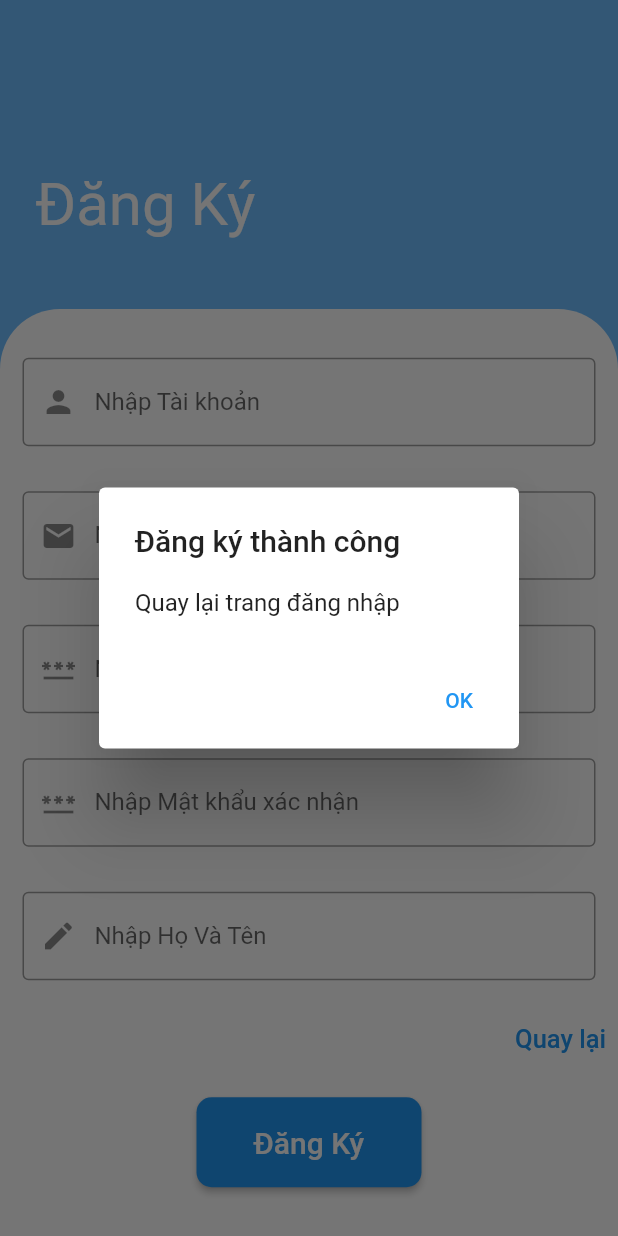
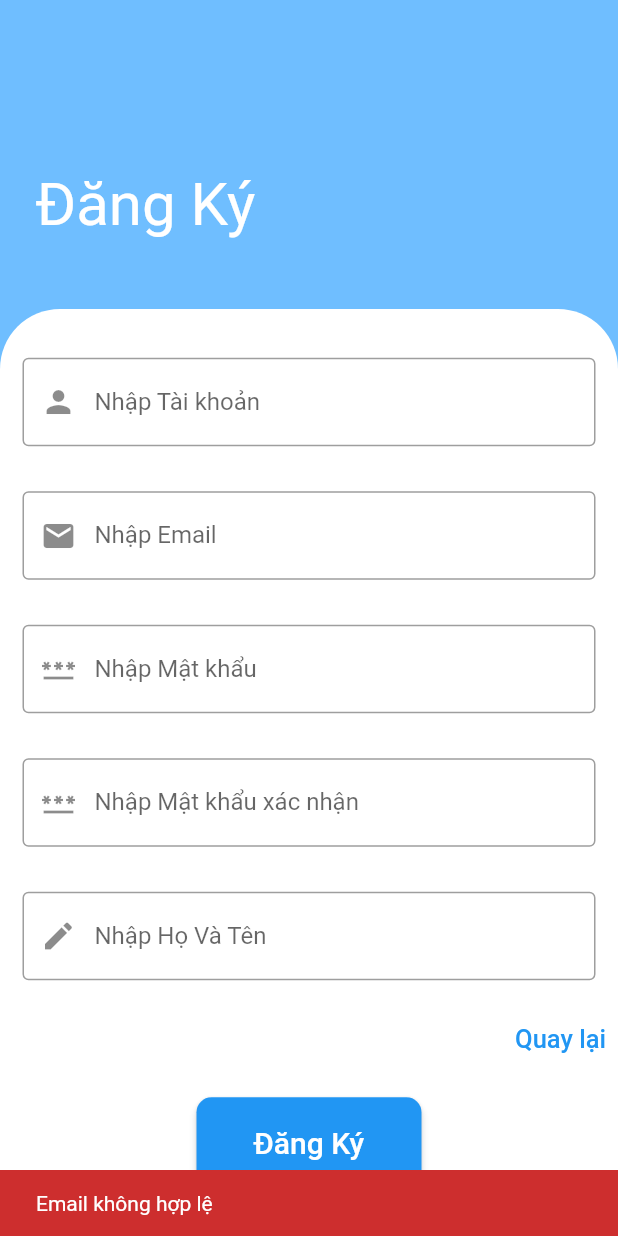
Before and after one commit to duckmean/doan_ltdd, a Flutter app: the Register screen opened directly, after a tap on "Đăng Ký", on a phone screen of 412 x 824 dp. Run offline on Flutter 3.47's test engine with Material 2 defaults, Android fonts, the phone set to English and light mode, and no system bars; our stand-ins replace cloud_firestore, connectivity_plus, firebase_auth, firebase_core, font_awesome_flutter, google_sign_in and 2 more; missing offline and left inert: flutter_facebook_auth; accounts and stored records are empty; network calls fail.

Commit message:
update login register

```diff
--- a/lib/Appcolor/appcolor.dart
+++ b/lib/Appcolor/appcolor.dart
@@ -16,4 +16,5 @@ class AppColor {
   static final fieldColor = Color(0xffFFFFFF);
   static final textColor = Color(0xff222C2F);
   static final bguser = Color(0x19FFF5F5);
+  static final bluebtn3 = Color(0x00191951);
 }
--- a/lib/main.dart
+++ b/lib/main.dart
@@ -1,5 +1,6 @@
 // ignore_for_file: prefer_const_constructors
 import 'package:doan_ltdd/pages/interface/main_page.dart';
+import 'package:doan_ltdd/pages/login/login_screen.dart';
 import 'package:firebase_core/firebase_core.dart';
 import 'package:flutter/material.dart';
 import 'pages/interface/welcome_page.dart';
@@ -7,7 +8,7 @@ import 'package:provider/provider.dart';
 import 'package:doan_ltdd/provider/internet_provider.dart';
 import 'package:doan_ltdd/provider/sign_in_provider.dart';
 
-void main() async{
+void main() async {
   WidgetsFlutterBinding.ensureInitialized();
   await Firebase.initializeApp();
   runApp(const AilatrieuPhu());
--- a/lib/pages/interface/main_page.dart
+++ b/lib/pages/interface/main_page.dart
@@ -307,7 +307,7 @@ class _MainPageState extends State<MainPage> {
             ),
             ListTile(
               leading: Icon(Icons.logout_outlined),
-              title: Text("Log out"),
+              title: Text("Sign out"),
               onTap: () {
                 showDialog(
                   context: context,
@@ -330,7 +330,9 @@ class _MainPageState extends State<MainPage> {
                           //   ),
                           // );
                           sp.userSignOut();
-                          nextScreen(context, const LoginScreen());
+
+                          Navigator.pushNamedAndRemoveUntil(
+                              context, 'Login', (route) => false);
                         },
                         child: Text('Có'),
                       ),
--- /dev/null
+++ b/lib/pages/login/auth_service.dart
@@ -0,0 +1,27 @@
+import 'dart:convert';
+
+import 'package:http/http.dart' as http;
+import 'package:doan_ltdd/pages/login/global_service.dart';
+
+class AuthService {
+  static Future<http.Response> register(
+      String name, String email, String password) async {
+    Map data = {"name": name, "email": email, "password": password};
+    var body = json.encode(data);
+    var url = Uri.parse(baseURL + 'auth/register');
+    http.Response response =
+        await http.post(url, headers: hearders, body: body);
+    print(response.body);
+    return response;
+  }
+
+  static Future<http.Response> login(String email, String password) async {
+    Map data = {"email": email, "password": password};
+    var body = json.encode(data);
+    var url = Uri.parse(baseURL + 'auth/login');
+    http.Response response =
+        await http.post(url, headers: hearders, body: body);
+    print(response.body);
+    return response;
+  }
+}
--- /dev/null
+++ b/lib/pages/login/global_service.dart
@@ -0,0 +1,16 @@
+import 'package:doan_ltdd/Appcolor/appcolor.dart';
+import 'package:flutter/cupertino.dart';
+import 'package:flutter/material.dart';
+
+const String baseURL = "http://10.0.2.2:8000/api/";
+const Map<String, String> hearders = {"Content-Type": "application/json"};
+
+errorSnackbar(BuildContext context, String text) {
+  ScaffoldMessenger.of(context).showSnackBar(
+    SnackBar(
+      backgroundColor: AppColor.redbtn2,
+      content: Text(text),
+      duration: const Duration(seconds: 2),
+    ),
+  );
+}
--- a/lib/pages/login/register.dart
+++ b/lib/pages/login/register.dart
@@ -1,6 +1,13 @@
+import 'dart:convert';
+
+import 'package:doan_ltdd/pages/interface/main_page.dart';
+import 'package:doan_ltdd/pages/login/auth_service.dart';
+import 'package:doan_ltdd/pages/login/global_service.dart';
+import 'package:doan_ltdd/utils/next_screen.dart';
 import 'package:flutter/material.dart';
 
 import 'login_screen.dart';
+import 'package:http/http.dart' as http;
 
 class Register extends StatefulWidget {
   const Register({super.key});
@@ -9,6 +16,31 @@ class Register extends StatefulWidget {
 }
 
 class _RegisterState extends State<Register> {
+  String _email = '';
+  String _pasword = '';
+  String _name = '';
+
+  createAccount() async {
+    bool emailValid = RegExp(
+            r"^[a-zA-Z0-9.a-zA-Z0-9.!#$%&'*+-/=?^_`{|}~]+@[a-zA-Z0-9]+\.[a-zA-Z]+")
+        .hasMatch(_email);
+    if (emailValid) {
+      http.Response response =
+          await AuthService.register(_name, _email, _pasword);
+      Map responseMap = jsonDecode(response.body);
+      if (response.statusCode == 200) {
+        nextScreen(
+          context,
+          MainPage(),
+        );
+      } else {
+        errorSnackbar(context, responseMap.values.first[0]);
+      }
+    } else {
+      errorSnackbar(context, 'Email không hợp lệ');
+    }
+  }
+
   @override
   Widget build(BuildContext context) {
     return Scaffold(
@@ -66,7 +98,10 @@ class _RegisterState extends State<Register> {
                     children: [
                       Container(
                         padding: const EdgeInsets.all(15),
-                        child: const TextField(
+                        child: TextField(
+                          onChanged: (value) {
+                            _name = value;
+                          },
                           decoration: InputDecoration(
                             hintText: 'Tài khoản',
                             labelText: 'Nhập Tài khoản',
@@ -77,7 +112,10 @@ class _RegisterState extends State<Register> {
                       ),
                       Container(
                         padding: const EdgeInsets.all(15),
-                        child: const TextField(
+                        child: TextField(
+                          onChanged: (value) {
+                            _email = value;
+                          },
                           decoration: InputDecoration(
                             hintText: 'Email',
                             labelText: 'Nhập Email',
@@ -88,7 +126,10 @@ class _RegisterState extends State<Register> {
                       ),
                       Container(
                         padding: const EdgeInsets.all(15),
-                        child: const TextField(
+                        child: TextField(
+                          onChanged: (value) {
+                            _pasword = value;
+                          },
                           obscureText: true,
                           decoration: InputDecoration(
                             hintText: 'Mật khẩu',
@@ -143,24 +184,25 @@ class _RegisterState extends State<Register> {
                         padding: const EdgeInsets.all(15),
                         child: ElevatedButton(
                           onPressed: () {
-                            showDialog(
-                              context: context,
-                              builder: (context) {
-                                return AlertDialog(
-                                  title: Text('Đăng ký thành công'),
-                                  content: Text('Quay lại trang đăng nhập'),
-                                  actions: [
-                                    TextButton(
-                                      onPressed: () {
-                                        Navigator.pop(context);
-                                        Navigator.pop(context);
-                                      },
-                                      child: Text('OK'),
-                                    ),
-                                  ],
-                                );
-                              },
-                            );
+                            // showDialog(
+                            //   context: context,
+                            //   builder: (context) {
+                            //     return AlertDialog(
+                            //       title: Text('Đăng ký thành công'),
+                            //       content: Text('Quay lại trang đăng nhập'),
+                            //       actions: [
+                            //         TextButton(
+                            //           onPressed: () {
+                            //             Navigator.pop(context);
+                            //             Navigator.pop(context);
+                            //           },
+                            //           child: Text('OK'),
+                            //         ),
+                            //       ],
+                            //     );
+                            //   },
+                            // );
+                            createAccount();
                           }, //bo sung 2
                           child: const Text('Đăng Ký',
                               style: TextStyle(fontSize: 20)),
```
Also changed, not shown: lib/pages/interface/field_page.dart (+19 -19 lines), lib/pages/interface/play_page.dart (+165 -102 lines), lib/pages/login/login_screen.dart (+35 -11 lines), 1 other file.
